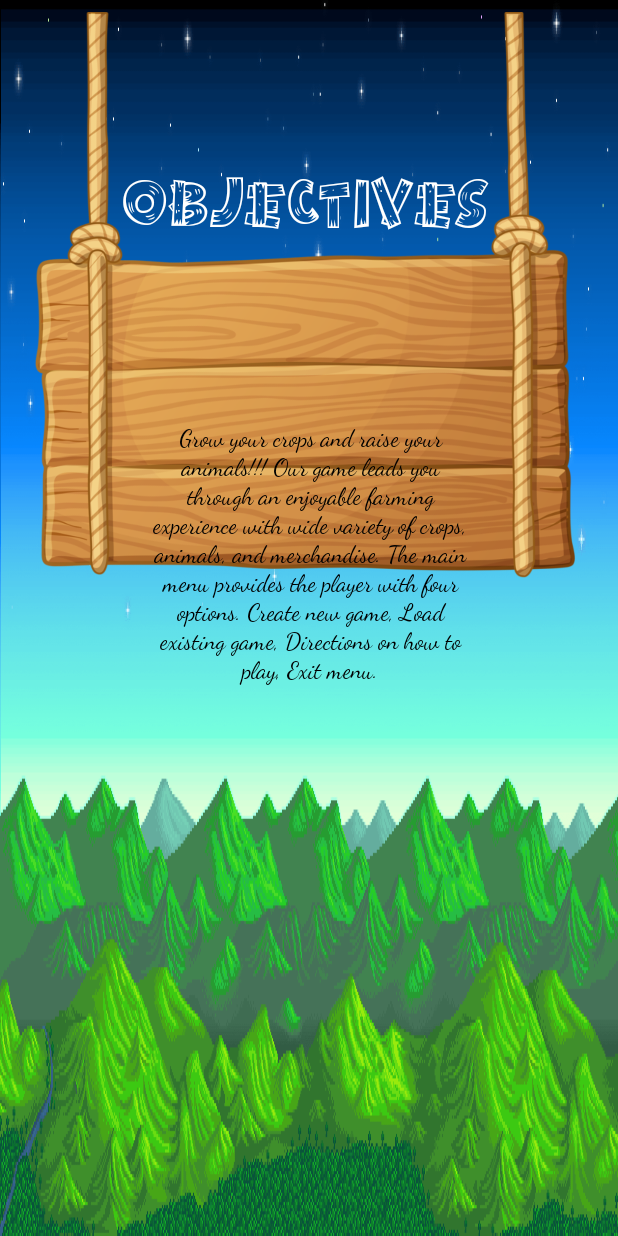
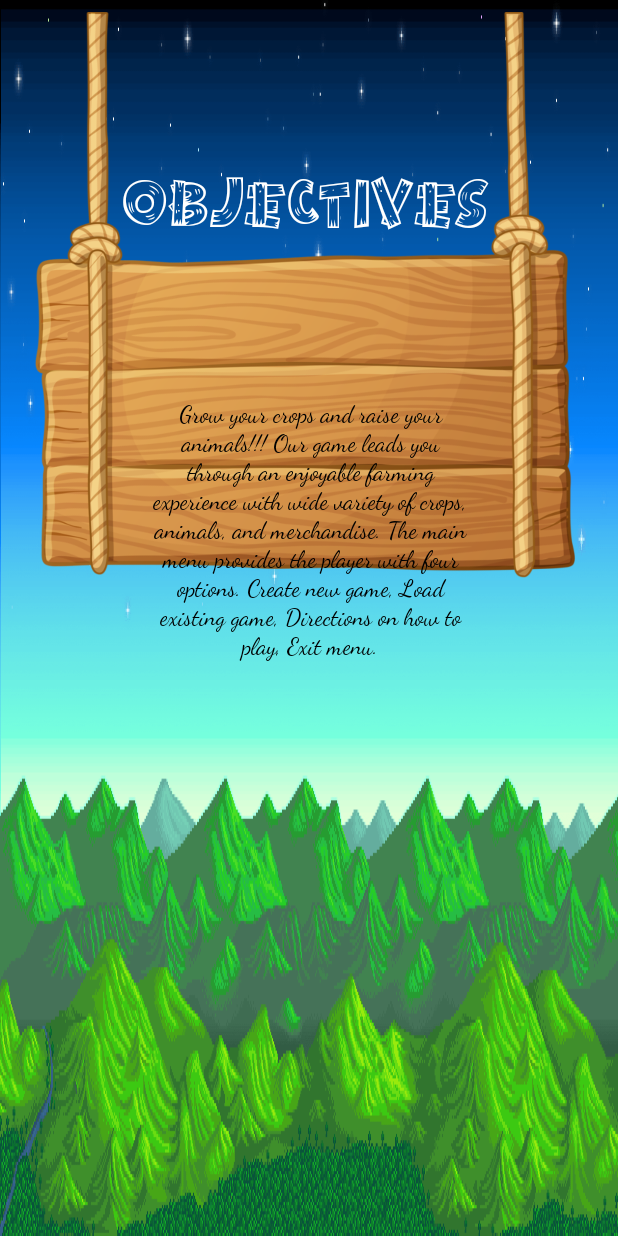
Before and after one commit to jfeng5529/HarvestValleyTest, an Android app: the layout objectives_screen.xml on its own in the app's theme, with its tools: preview values and no code run, on a phone screen of 412 x 824 dp. Run offline under Robolectric (Android 15) with nearby library versions, the light colour scheme and no system bars.

Commit message:
ur bootiful

```diff
--- a/app/src/main/res/layout/objectives_screen.xml
+++ b/app/src/main/res/layout/objectives_screen.xml
@@ -33,11 +33,12 @@
         android:layout_height="383dp"
         android:layout_marginBottom="8dp"
         android:layout_marginTop="8dp"
+        android:contentDescription="TODO"
         app:layout_constraintBottom_toBottomOf="parent"
         app:layout_constraintStart_toStartOf="parent"
         app:layout_constraintTop_toTopOf="parent"
         app:layout_constraintVertical_bias="0.0"
-        app:srcCompat="@drawable/woodsign" android:contentDescription="TODO"/>
+        app:srcCompat="@drawable/woodsign" />
 
     <TextView
         android:id="@+id/textView3"
@@ -57,6 +58,6 @@
         app:layout_constraintHorizontal_bias="0.503"
         app:layout_constraintStart_toStartOf="parent"
         app:layout_constraintTop_toBottomOf="@+id/textView2"
-        app:layout_constraintVertical_bias="0.27" />
+        app:layout_constraintVertical_bias="0.232" />
 
 </android.support.constraint.ConstraintLayout>
```
